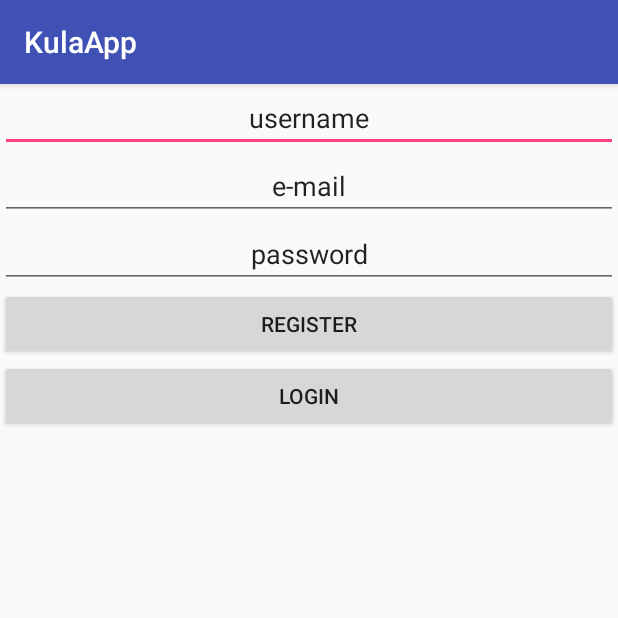
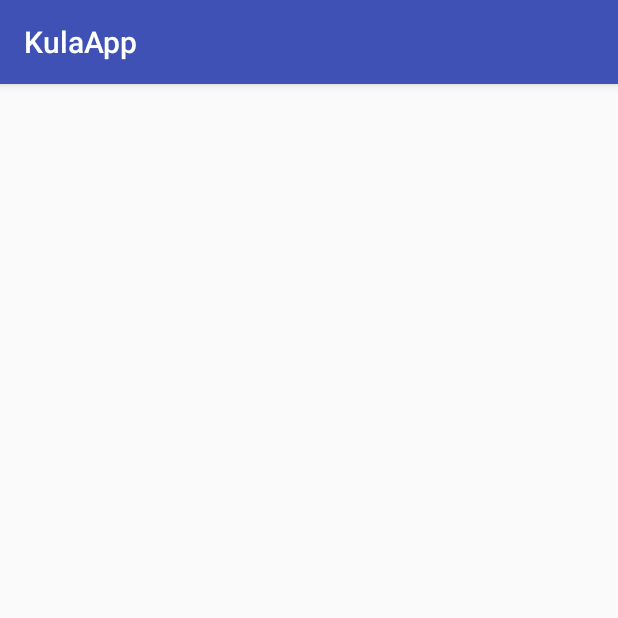
Before and after one commit to kulafine/KulaApp, an Android app: the screen it shows after launch (MainActivity), on a phone screen of 412 x 824 dp, the top half of it. Run offline under Robolectric (Android 15) with nearby library versions, the phone set to English and light mode, and no system bars.

Commit message:
gradle changes

```diff
--- a/app/build.gradle
+++ b/app/build.gradle
@@ -26,4 +26,8 @@ dependencies {
     })
     compile 'com.android.support:appcompat-v7:25.0.1'
     testCompile 'junit:junit:4.12'
+    compile 'com.android.volley:volley:1.0.0'
+    compile 'com.android.support:recyclerview-v7:25.0.1'
+    compile 'com.android.support:cardview-v7:25.0.1'
+
 }
--- a/app/src/main/java/appr/kulaf/com/kulaapp/MainActivity.java
+++ b/app/src/main/java/appr/kulaf/com/kulaapp/MainActivity.java
@@ -9,6 +9,6 @@ public class MainActivity extends AppCompatActivity {
     protected void onCreate(Bundle savedInstanceState) {
         super.onCreate(savedInstanceState);
         setContentView(R.layout.activity_main);
-        //dave
+
     }
 }
--- a/app/src/main/res/layout/activity_main.xml
+++ b/app/src/main/res/layout/activity_main.xml
@@ -5,42 +5,9 @@
     android:layout_width="match_parent"
     android:layout_height="match_parent"
     android:orientation="vertical"
-
     tools:context="appr.kulaf.com.kulaapp.MainActivity">
 
-    <EditText
-        android:layout_width="match_parent"
-        android:layout_height="wrap_content"
-        android:text="username"
-        android:gravity="center"
-        android:id="@+id/usernamet"
-        />
 
-    <EditText
-
-        android:layout_width="match_parent"
-        android:layout_height="wrap_content"
-        android:gravity="center"
-        android:text="e-mail"
-        android:id="@+id/mail"/>
-    <EditText
-        android:layout_width="match_parent"
-        android:layout_height="wrap_content"
-        android:gravity="center"
-        android:text="password"
-        android:id="@+id/password"/>
-    <Button
-        android:layout_width="match_parent"
-        android:layout_height="wrap_content"
-        android:text="register"
-        android:id="@+id/signup"
-        />
-    <Button
-        android:layout_width="match_parent"
-        android:layout_height="wrap_content"
-        android:text="login"
-        android:id="@+id/signin"
-        />
 
 
 
--- a/build.gradle
+++ b/build.gradle
@@ -5,7 +5,7 @@ buildscript {
         jcenter()
     }
     dependencies {
-        classpath 'com.android.tools.build:gradle:2.2.2'
+        classpath 'com.android.tools.build:gradle:2.2.3'
 
         // NOTE: Do not place your application dependencies here; they belong
         // in the individual module build.gradle files
```
